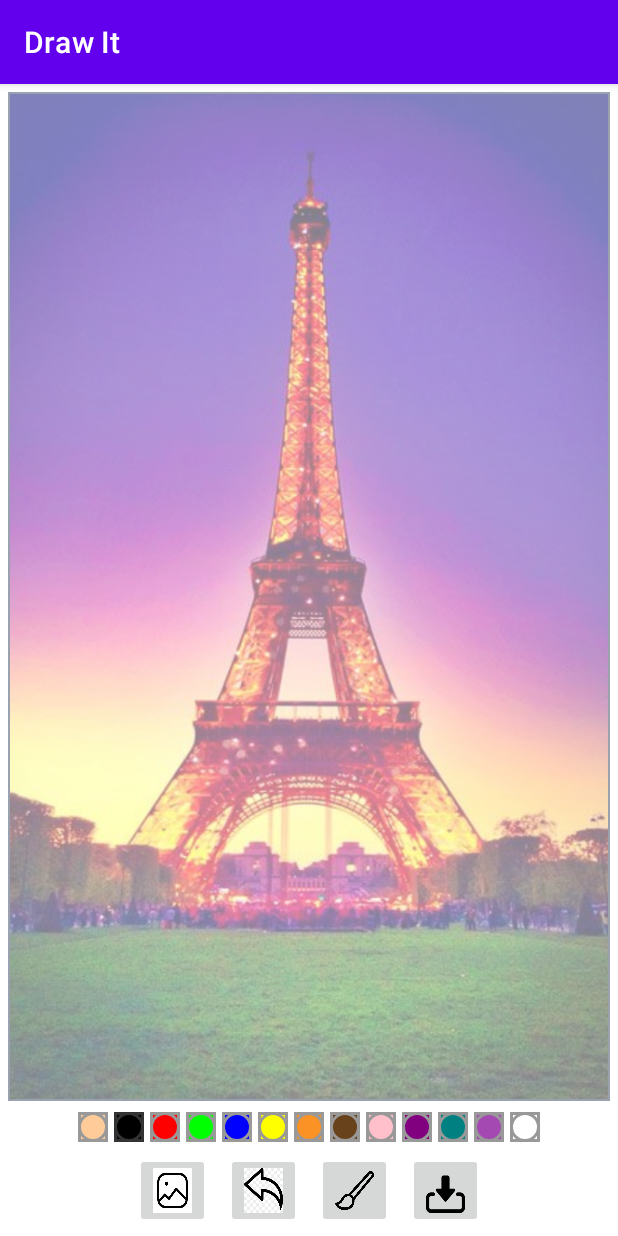
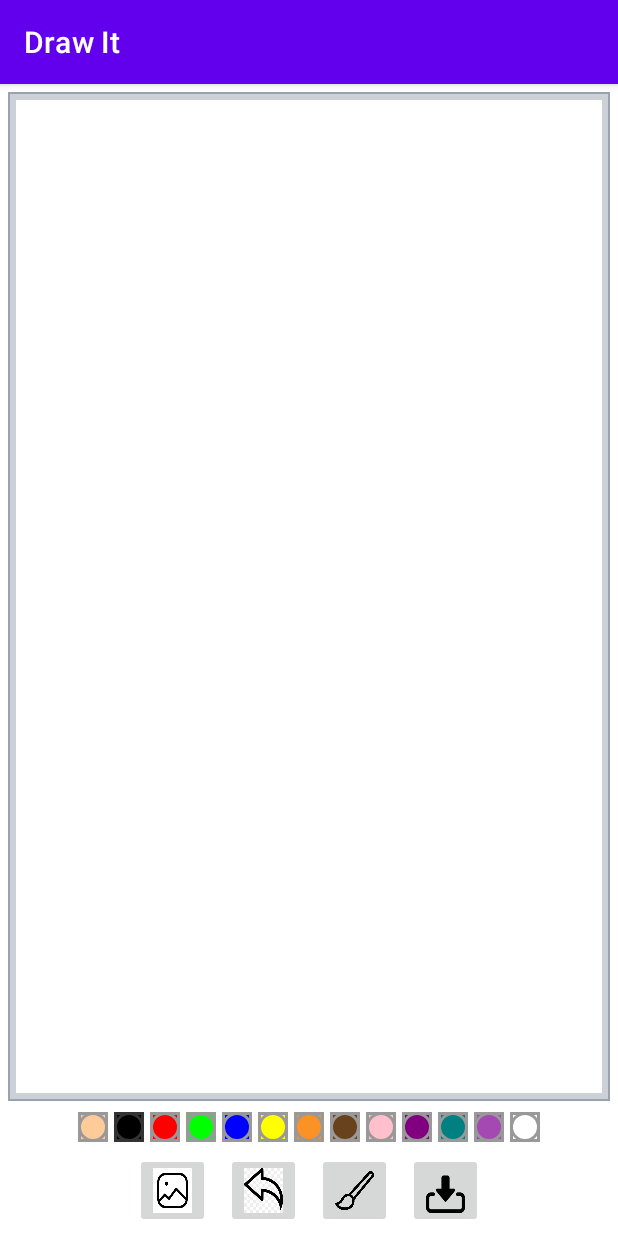
Before and after one commit to katye333/DrawIt, an Android app: the screen it shows after launch (MainActivity), on a phone screen of 412 x 824 dp. Run offline under Robolectric (Android 15) with nearby library versions, the phone set to English and light mode, and no system bars.

Commit message:
fix: Remove initial background image

```diff
--- a/app/src/main/res/layout/activity_main.xml
+++ b/app/src/main/res/layout/activity_main.xml
@@ -24,7 +24,7 @@
             android:layout_width="match_parent"
             android:layout_height="match_parent"
             android:scaleType="centerCrop"
-            android:src="@drawable/image" />
+            tools:src="@drawable/image" />
 
         <com.katye333.drawit.DrawingView
             android:layout_width="match_parent"
```
